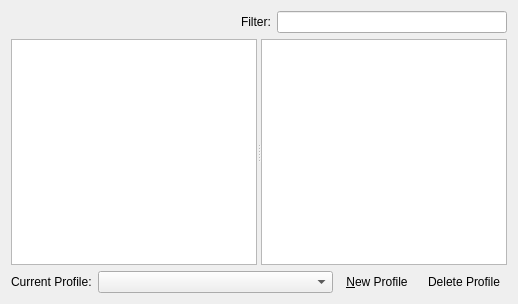
zinnschlag/openmw, file files/ui/datafilespage.ui: the form before one commit.
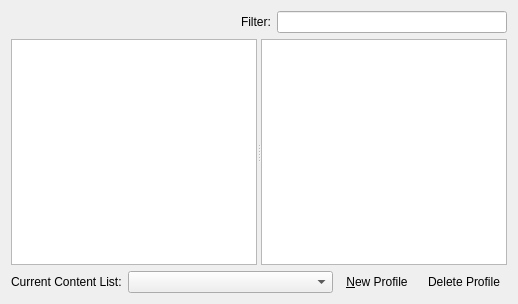
The form after the commit. Icons and pictures are not drawn. Custom widgets are drawn as their Qt base class.

Commit message: Renamed "Current Profile" to "Current Content list" - bug #810

Patch:
```diff
--- a/files/ui/datafilespage.ui
+++ b/files/ui/datafilespage.ui
@@ -61,7 +61,7 @@
      <item>
       <widget class="QLabel" name="profileLabel">
        <property name="text">
-        <string>Current Profile:</string>
+        <string>Current Content List:</string>
        </property>
       </widget>
      </item>
```
The commit also changes 1 other file.
